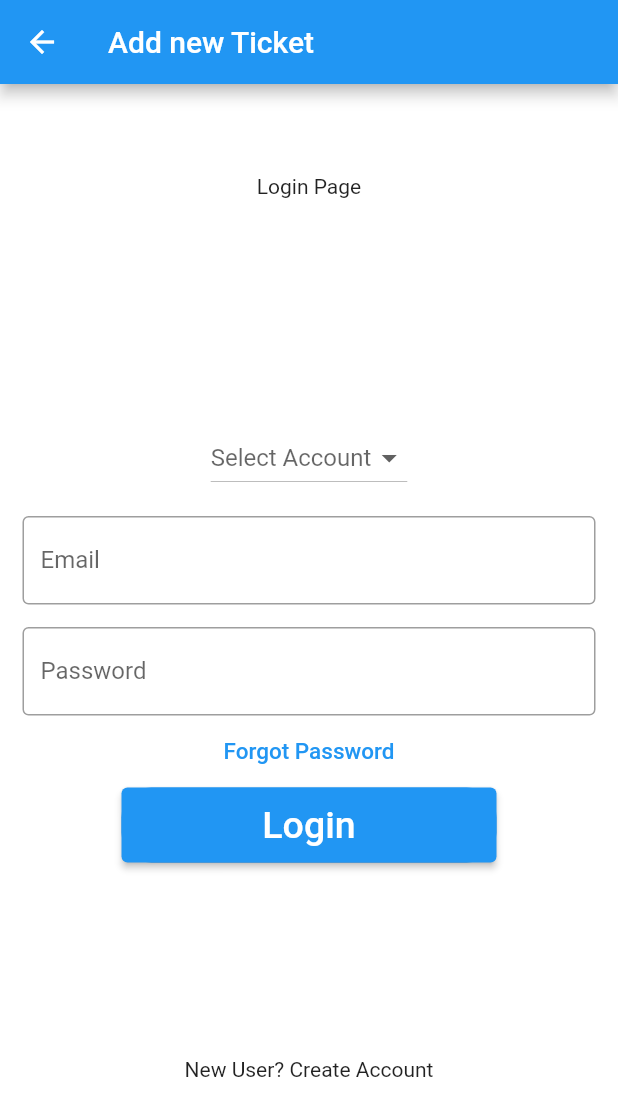
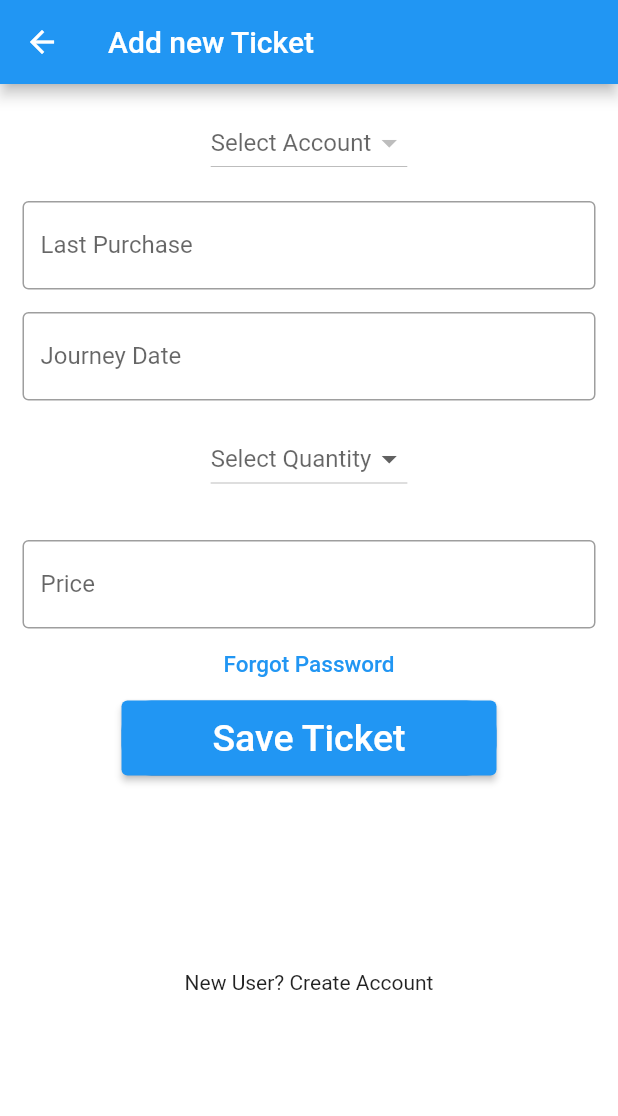
Before and after one commit to smnadim21/flutter_bdrailway-ticket_manager, a Flutter app: the AddTicketPage screen opened by its route, on a phone screen of 412 x 824 dp. Shown: the top 1116 px of the screen. Run offline on Flutter 3.47's test engine with Material 2 defaults, Android fonts, the phone set to English and light mode, and no system bars; our stand-ins replace cached_network_image, floor, get, google_fonts, sqflite; accounts and stored records are empty; generated files the repository leaves out were written again; network calls fail.

Commit message:
by smnadim21

```diff
--- a/lib/add_account.dart
+++ b/lib/add_account.dart
@@ -141,7 +141,7 @@ class _AddAccountPageState extends State<AddAccountPage> {
                     });
                   }
 
-                  TicketAccount tAccount = TicketAccount();
+                  TicketAccount tAccount = TicketAccount.empty();
                   tAccount.email = emailTextController.text;
                   tAccount.mobile = mobileTextController.text;
 
--- a/lib/add_ticket.dart
+++ b/lib/add_ticket.dart
@@ -1,34 +1,14 @@
 import 'package:flutter/material.dart';
-import 'package:ticket_manager_flutter/home.dart';
+import 'package:get/get.dart';
+import 'package:ticket_manager_flutter/database/entity.dart';
 
-class AddTicketPage extends StatefulWidget {
-  const AddTicketPage({Key? key, required this.title}) : super(key: key);
+import 'controller/ticket_controller.dart';
+import 'home.dart';
+
+class AddTicketPage extends StatelessWidget {
+  AddTicketPage({Key? key, required this.title}) : super(key: key);
   final String title;
-
-  @override
-  State<AddTicketPage> createState() => _AddTicketPageState();
-}
-
-class _AddTicketPageState extends State<AddTicketPage> {
-  late TextEditingController emailTextController,
-      passWordController,
-      forgotPassWordController;
-
-  @override
-  void initState() {
-    // TODO: implement initState
-    super.initState();
-    emailTextController = TextEditingController();
-    passWordController = TextEditingController();
-    forgotPassWordController = TextEditingController(text: 'Forgot Password');
-  }
-
-  @override
-  void dispose() {
-    // TODO: implement dispose
-    super.dispose();
-    emailTextController.dispose();
-  }
+  TicketController ticketController = Get.put(TicketController());
 
   @override
   Widget build(BuildContext context) {
@@ -38,44 +18,34 @@ class _AddTicketPageState extends State<AddTicketPage> {
         title: const Text("Add new Ticket"),
       ),
       body: SingleChildScrollView(
-        child: Column(
+        child: Obx(() => Column(
               children: <Widget>[
                 Padding(
-              padding: const EdgeInsets.only(top: 60.0),
-              child: Center(
-                child: Container(
-                  width: 200,
-                  height: 150,
-                  /*decoration: BoxDecoration(
-                        color: Colors.red,
-                        borderRadius: BorderRadius.circular(50.0)),*/
-                  child: const Text(
-                    "Login Page",
-                    textAlign: TextAlign.center,
-                  ), //Image.asset('asset/images/flutter-logo.png')
-                ),
-              ),
-            ),
-            Padding(
                     //padding: const EdgeInsets.only(left:15.0,right: 15.0,top:0,bottom: 0),
-              padding:
-                  EdgeInsets.only(top: 15, left: 15, right: 15, bottom: 15),
-              child: DropdownButton<String>(
+                    padding: const EdgeInsets.only(
+                        top: 15, left: 15, right: 15, bottom: 15),
+                    child: Obx(
+                      () => DropdownButton<TicketAccount>(
                         hint: Text("Select Account"),
-                items: <String>['A', 'B', 'C', 'D'].map((String value) {
-                  return DropdownMenuItem<String>(
+                        value: ticketController.selectedValue.value,
+                        items: ticketController.tiketAccount
+                            .map((TicketAccount value) {
+                          return DropdownMenuItem<TicketAccount>(
                             value: value,
-                    child: Text(value),
+                            child: Text(value.mobile),
                           );
                         }).toList(),
-                onChanged: (_) {},
+                        onChanged: (changedValue) {
+                          print(changedValue?.mobile);
+                          ticketController.selectedValue.value = changedValue;
+                        },
                       ),
-            ),
+                    )),
                 Padding(
                   //padding: const EdgeInsets.only(left:15.0,right: 15.0,top:0,bottom: 0),
                   padding: EdgeInsets.symmetric(horizontal: 15),
                   child: TextField(
-                controller: emailTextController,
+                    controller: ticketController.emailTextController.value,
                     /*onChanged: (s) {
                   setState(() {
                     forgotPassWordController.text = s;
@@ -83,7 +53,7 @@ class _AddTicketPageState extends State<AddTicketPage> {
                 },*/
                     decoration: const InputDecoration(
                         border: OutlineInputBorder(),
-                    labelText: 'Email',
+                        labelText: 'Last Purchase',
                         hintText: 'Enter valid email id as abc@gmail.com'),
                   ),
                 ),
@@ -92,12 +62,47 @@ class _AddTicketPageState extends State<AddTicketPage> {
                       left: 15.0, right: 15.0, top: 15, bottom: 0),
                   //padding: EdgeInsets.symmetric(horizontal: 15),
                   child: TextField(
-                controller: passWordController,
+                    controller: ticketController.passWordController.value,
+                    decoration: const InputDecoration(
+                        border: OutlineInputBorder(),
+                        labelText: 'Journey Date',
+                        hintText: 'Enter secure password'),
+                  ),
+                ),
+                Padding(
+                    //padding: const EdgeInsets.only(left:15.0,right: 15.0,top:0,bottom: 0),
+                    padding: const EdgeInsets.only(
+                        top: 15, left: 15, right: 15, bottom: 15),
+                    child: Obx(
+                      () => DropdownButton<int>(
+                        hint: Text("Select Quantity"),
+                        value: ticketController.selectedQuantity.value,
+                        items: <int>[1, 2, 3, 4].map((value) {
+                          return DropdownMenuItem<int>(
+                            value: value,
+                            child: Text(
+                             "QTY : "+ value.toString(),
+                              textAlign: TextAlign.center,
+                            ),
+                          );
+                        }).toList(),
+                        onChanged: (changedValue) {
+                          ticketController.selectedQuantity.value =
+                              changedValue;
+                        },
+                      ),
+                    )),
+                Padding(
+                  padding: const EdgeInsets.only(
+                      left: 15.0, right: 15.0, top: 15, bottom: 0),
+                  //padding: EdgeInsets.symmetric(horizontal: 15),
+                  child: TextField(
+                    controller: ticketController.passWordController.value,
                     obscureText: true,
                     decoration: const InputDecoration(
                         border: OutlineInputBorder(),
-                    labelText: 'Password',
-                    hintText: 'Enter secure password'),
+                        labelText: 'Price',
+                        hintText: 'Enter price'),
                   ),
                 ),
                 TextButton(
@@ -105,7 +110,7 @@ class _AddTicketPageState extends State<AddTicketPage> {
                     //TODO FORGOT PASSWORD SCREEN GOES HERE
                   },
                   child: Text(
-                forgotPassWordController.text,
+                    ticketController.forgotPassWordController.value.text,
                     style: TextStyle(color: Colors.blue, fontSize: 15),
                   ),
                 ),
@@ -113,21 +118,22 @@ class _AddTicketPageState extends State<AddTicketPage> {
                   height: 50,
                   width: 250,
                   decoration: BoxDecoration(
-                  color: Colors.blue, borderRadius: BorderRadius.circular(20)),
+                      color: Colors.blue,
+                      borderRadius: BorderRadius.circular(20)),
                   child: ElevatedButton(
                     onPressed: () {
-                  if (emailTextController.text == 'nadim') {
+                      if (ticketController.emailTextController.value.text ==
+                          'nadim') {
                         Navigator.push(
                             context, MaterialPageRoute(builder: (_) => Home()));
                       } else {
-                    setState(() {
-                      forgotPassWordController.text =
-                          emailTextController.text + " is not correct";
-                    });
+                        ticketController.forgotPassWordController.value.text =
+                            ticketController.emailTextController.value.text +
+                                " is not correct";
                       }
                     },
                     child: const Text(
-                  'Login',
+                      'Save Ticket',
                       style: TextStyle(color: Colors.white, fontSize: 25),
                     ),
                   ),
@@ -137,7 +143,7 @@ class _AddTicketPageState extends State<AddTicketPage> {
                 ),
                 Text('New User? Create Account')
               ],
-        ),
+            )),
       ),
     );
   }
--- /dev/null
+++ b/lib/controller/ticket_controller.dart
@@ -0,0 +1,28 @@
+import 'package:flutter/material.dart';
+import 'package:get/get.dart';
+import 'package:ticket_manager_flutter/database/entity.dart';
+
+import '../database/ticket_database.dart';
+
+class TicketController extends GetxController {
+  List<TicketAccount> tiketAccount = <TicketAccount>[].obs;
+  var emailTextController = TextEditingController().obs;
+  var passWordController = TextEditingController().obs;
+  var forgotPassWordController =
+      TextEditingController(text: 'Forgot Password').obs;
+
+  final selectedValue = Rxn<TicketAccount>();
+  final selectedQuantity = Rxn<int>();
+
+  @override
+  void onInit() {
+    getAllAccounts();
+    super.onInit();
+  }
+
+  Future<void> getAllAccounts() async {
+    var db = await LocalDB.initDb();
+    var abc = await db.localDao.getAllAccounts();
+    tiketAccount.addAll(abc);
+  }
+}
--- a/lib/database/entity.dart
+++ b/lib/database/entity.dart
@@ -4,9 +4,12 @@ import 'package:floor/floor.dart';
 class TicketAccount {
   @PrimaryKey(autoGenerate: true)
   int? id;
-  String? mobile;
-  String? email;
+  String mobile;
+  String email;
 
-  TicketAccount();
+  TicketAccount(this.mobile, this.email);
 
+  TicketAccount.empty()
+      : mobile = "",
+        email = "";
 }
--- a/lib/home.dart
+++ b/lib/home.dart
@@ -109,7 +109,7 @@ class Home extends StatelessWidget {
       ),
 
       floatingActionButton: FloatingActionButton(
-        onPressed: () => Get.to(const AddTicketPage(title: "Add a Ticket")),
+        onPressed: () => Get.to( AddTicketPage(title: "Add a Ticket")),
         //tooltip: 'Increment',
         child: Icon(Icons.add),
       ), // This trailing comma makes auto-formatting nicer for build methods.
--- a/lib/main.dart
+++ b/lib/main.dart
@@ -26,7 +26,7 @@ class MyApp extends StatelessWidget {
         GetPage(name: '/', page: () => Home()),
         GetPage(
             name: '/add_ticket',
-            page: () => const AddTicketPage(title: "title")),
+            page: () =>  AddTicketPage(title: "title")),
         GetPage(
             name: '/add_account',
             page: () => const AddAccountPage(title: "Add new account")),
```
Also changed, not shown: lib/database/ticket_database.g.dart. Lines whose indentation alone changed are shown as unchanged.
